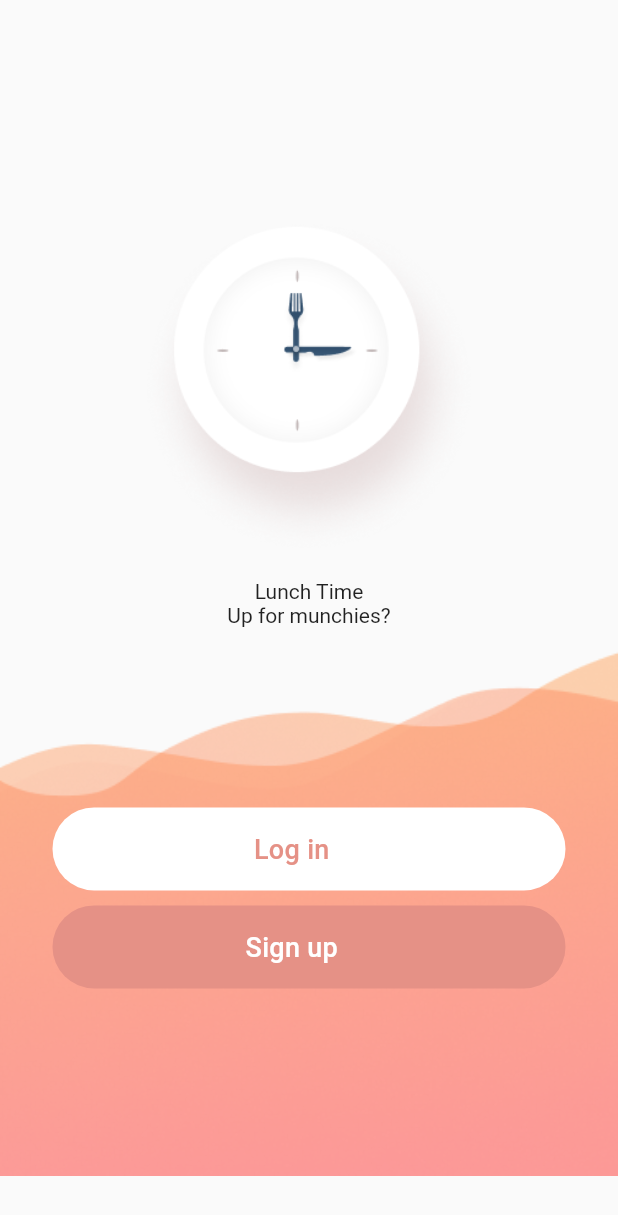
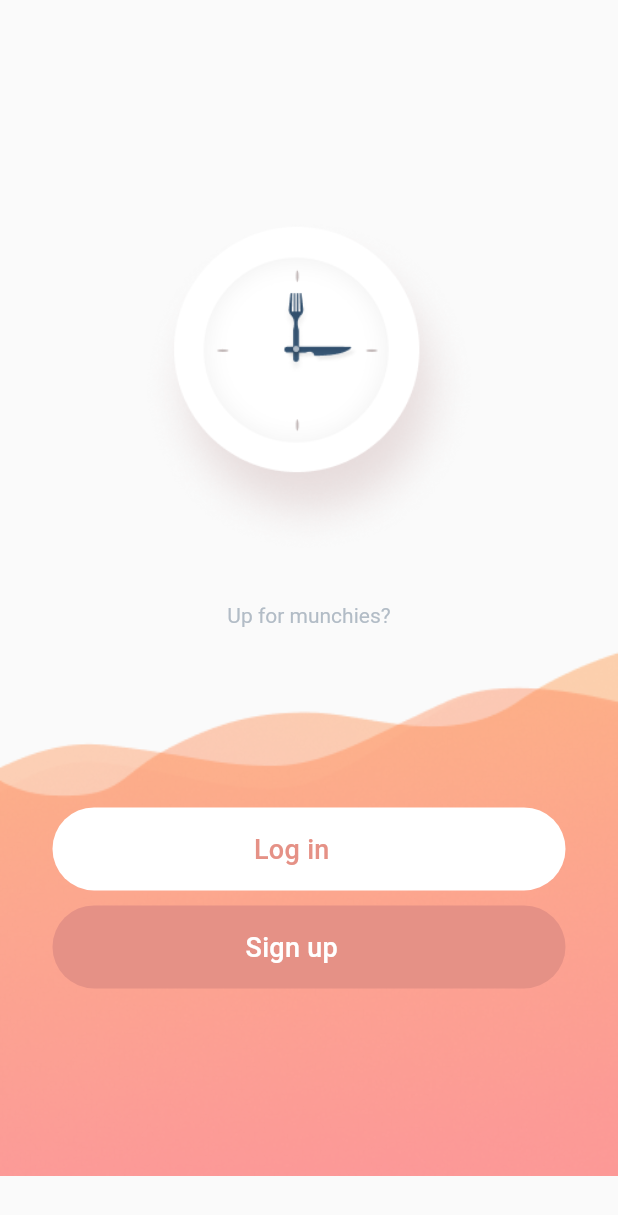
Before and after one commit to HemlockBane/lunch-time, a Flutter app: the screen it shows after launch, on a phone screen of 412 x 824 dp. Shown: the top 1215 px of the screen. Run offline on Flutter 3.47's test engine with Material 2 defaults, Android fonts, the phone set to English and light mode, and no system bars.

Commit message:
Style text

```diff
--- a/lib/src/screens/login.dart
+++ b/lib/src/screens/login.dart
@@ -32,8 +32,9 @@ class _LoginScreenState extends State<LoginScreen> {
                   Image.asset(AppImages.clock, width: ScreenData.screenWidth * 0.5556, height: ScreenData.screenHeight * 0.3125),
                 ],
               ),
-              Text('Lunch Time'),
-              Text('Up for munchies?'),
+              Text(' '),
+              Text('Up for munchies?', style: Theme.of(context).textTheme.body1.copyWith(color: AppTheme.greyText
+              ),),
               //
               Container(
                 height: ScreenData.screenHeight * 0.484,
```
